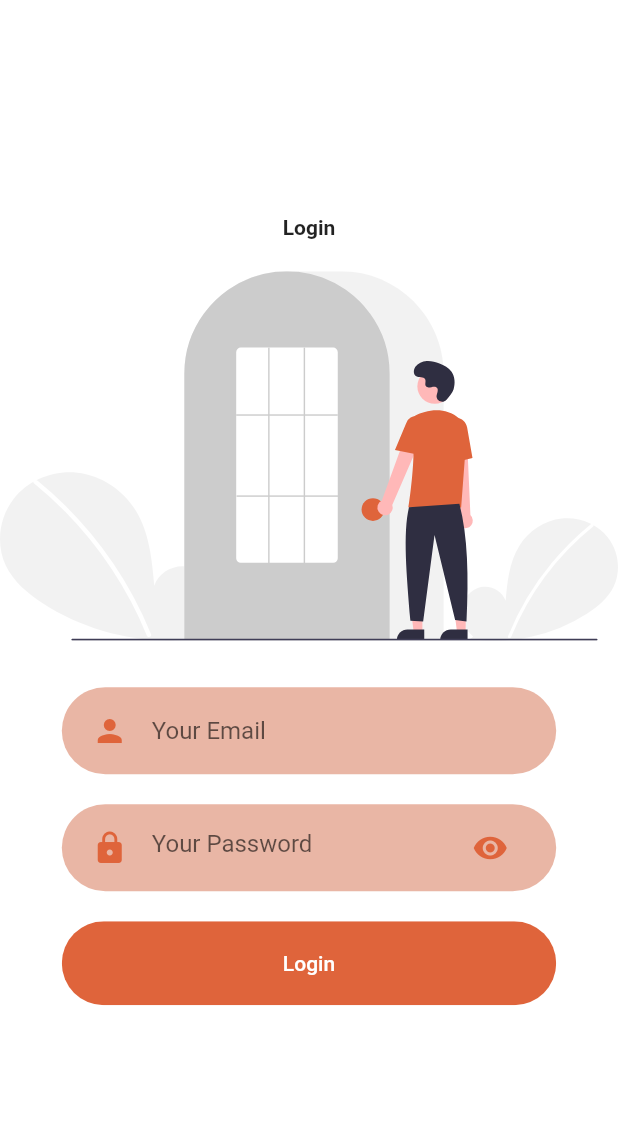
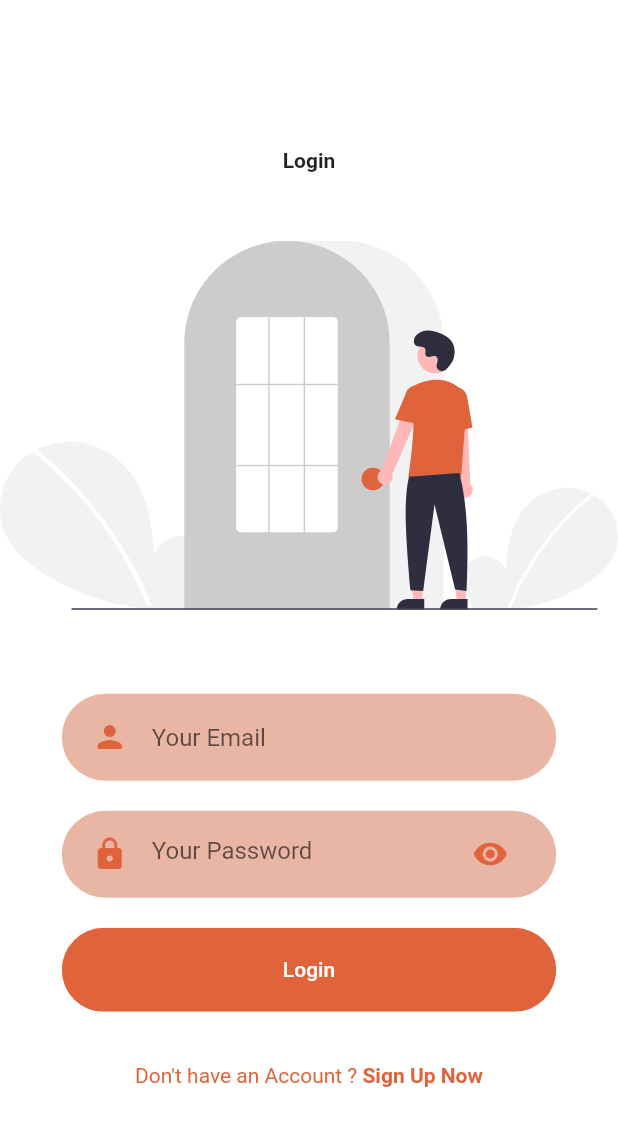
Before and after one commit to FYP-Nutrix/nutrix-frontend, a Flutter app: the screen it shows after launch, after a tap on "Login", on a phone screen of 412 x 824 dp. Shown: the top 1126 px of the screen. Run offline on Flutter 3.47's test engine with Material 2 defaults, Android fonts, the phone set to English and light mode, and no system bars; our stand-ins replace flutter_svg.

Commit message:
Link to sign up page in login page

```diff
--- a/lib/Screens/Login/components/body.dart
+++ b/lib/Screens/Login/components/body.dart
@@ -1,9 +1,12 @@
 import 'package:flutter/material.dart';
 import 'package:flutter_svg/svg.dart';
 import 'package:nutrix/Screens/Login/components/background.dart';
+import 'package:nutrix/Screens/SignUp/signup_screen.dart';
+import 'package:nutrix/components/already_have_an_account_check.dart';
 import 'package:nutrix/components/rounded_button.dart';
 import 'package:nutrix/components/rounded_input_field.dart';
 import 'package:nutrix/components/rounded_password_field.dart';
+import 'package:nutrix/constrants.dart';
 
 class Body extends StatelessWidget {
   const Body({
@@ -21,10 +24,12 @@ class Body extends StatelessWidget {
             'Login',
             style: TextStyle(fontWeight: FontWeight.bold),
           ),
+          SizedBox(height: size.height * 0.03),
           SvgPicture.asset(
             "assets/images/sign_in.svg",
             height: size.height * 0.35,
           ),
+          SizedBox(height: size.height * 0.03),
           RoundedInputField(
             hintText: "Your Email",
             onChanged: (value) {},
@@ -36,7 +41,20 @@ class Body extends StatelessWidget {
           RoundedButton(
             text: "Login",
             press: () {},
-          )
+          ),
+          SizedBox(height: size.height * 0.03),
+          AlreadyHaveAnAccountCheck(
+            press: () {
+              Navigator.push(
+                context,
+                MaterialPageRoute(
+                  builder: (context) {
+                    return SignUpScreen();
+                  },
+                ),
+              );
+            },
+          ),
         ],
       ),
     );
--- /dev/null
+++ b/lib/components/already_have_an_account_check.dart
@@ -0,0 +1,35 @@
+import 'package:flutter/material.dart';
+import 'package:nutrix/constrants.dart';
+
+class AlreadyHaveAnAccountCheck extends StatelessWidget {
+  final bool login;
+  final VoidCallback press;
+  const AlreadyHaveAnAccountCheck({
+    Key? key,
+    this.login = true,
+    required this.press,
+  }) : super(key: key);
+
+  @override
+  Widget build(BuildContext context) {
+    return Row(
+      mainAxisAlignment: MainAxisAlignment.center,
+      children: <Widget>[
+        Text(
+          login ? "Don't have an Account ? " : "Already Have an Account ?",
+          style: TextStyle(color: kPrimaryColor),
+        ),
+        GestureDetector(
+          onTap: press,
+          child: Text(
+            login ? "Sign Up Now" : "Sign Up Now",
+            style: TextStyle(
+              color: kPrimaryColor,
+              fontWeight: FontWeight.bold,
+            ),
+          ),
+        )
+      ],
+    );
+  }
+}
```
